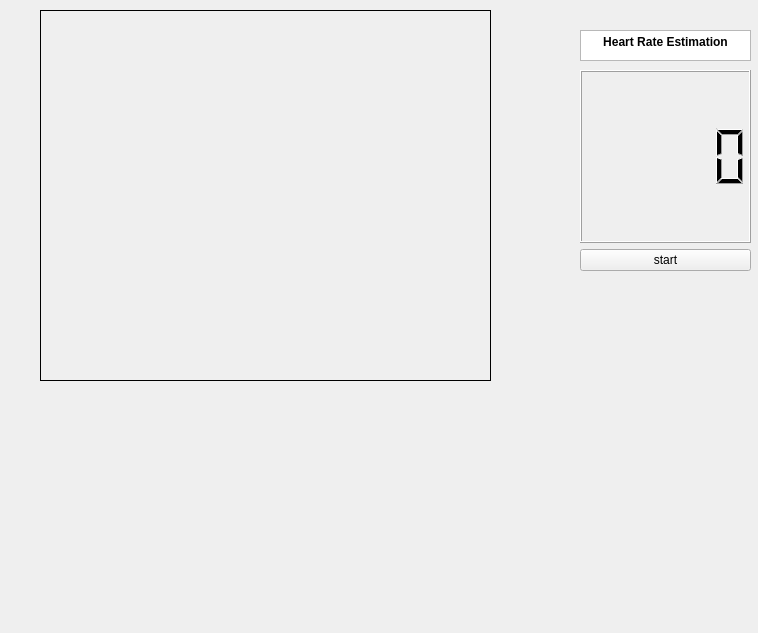
Douissi/HeartRate, file heart_rate/qcvwidget.ui: the form before one commit.
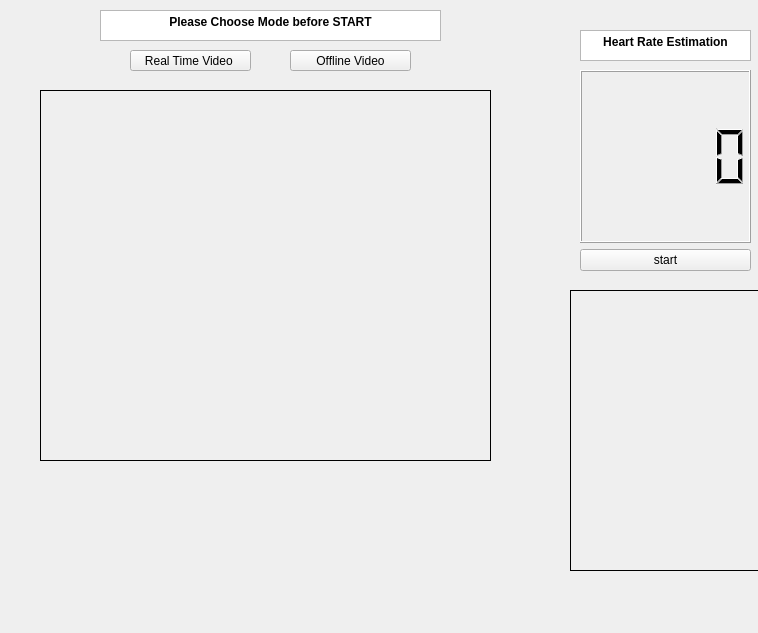
The form after the commit.

Commit message: [2020-06-30] : improve GUI for skin detection

The edit to the form file:
```diff
--- a/heart_rate/qcvwidget.ui
+++ b/heart_rate/qcvwidget.ui
@@ -17,7 +17,7 @@
    <property name="geometry">
     <rect>
      <x>40</x>
-     <y>10</y>
+     <y>90</y>
      <width>451</width>
      <height>371</height>
     </rect>
@@ -46,7 +46,7 @@
 &lt;p align=&quot;center&quot; style=&quot; margin-top:0px; margin-bottom:0px; margin-left:0px; margin-right:0px; -qt-block-indent:0; text-indent:0px;&quot;&gt;&lt;span style=&quot; font-weight:600;&quot;&gt;Heart Rate Estimation&lt;/span&gt;&lt;/p&gt;&lt;/body&gt;&lt;/html&gt;</string>
    </property>
   </widget>
-  <widget class="QWidget" name="">
+  <widget class="QWidget" name="layoutWidget">
    <property name="geometry">
     <rect>
      <x>580</x>
@@ -68,6 +68,80 @@
     </item>
    </layout>
   </widget>
+  <widget class="QPushButton" name="realTimeMode">
+   <property name="geometry">
+    <rect>
+     <x>130</x>
+     <y>50</y>
+     <width>121</width>
+     <height>21</height>
+    </rect>
+   </property>
+   <property name="contextMenuPolicy">
+    <enum>Qt::ActionsContextMenu</enum>
+   </property>
+   <property name="text">
+    <string>Real Time Video </string>
+   </property>
+  </widget>
+  <widget class="QTextBrowser" name="textUsedMode">
+   <property name="geometry">
+    <rect>
+     <x>100</x>
+     <y>10</y>
+     <width>341</width>
+     <height>31</height>
+    </rect>
+   </property>
+   <property name="html">
+    <string>&lt;!DOCTYPE HTML PUBLIC &quot;-//W3C//DTD HTML 4.0//EN&quot; &quot;http://www.w3.org/TR/REC-html40/strict.dtd&quot;&gt;
+&lt;html&gt;&lt;head&gt;&lt;meta name=&quot;qrichtext&quot; content=&quot;1&quot; /&gt;&lt;style type=&quot;text/css&quot;&gt;
+p, li { white-space: pre-wrap; }
+&lt;/style&gt;&lt;/head&gt;&lt;body style=&quot; font-family:'Sans Serif'; font-size:9pt; font-weight:400; font-style:normal;&quot;&gt;
+&lt;p align=&quot;center&quot; style=&quot; margin-top:0px; margin-bottom:0px; margin-left:0px; margin-right:0px; -qt-block-indent:0; text-indent:0px;&quot;&gt;&lt;span style=&quot; font-weight:600;&quot;&gt;Please Choose Mode before START&lt;/span&gt;&lt;/p&gt;&lt;/body&gt;&lt;/html&gt;</string>
+   </property>
+  </widget>
+  <widget class="QPushButton" name="OfflineMode">
+   <property name="geometry">
+    <rect>
+     <x>290</x>
+     <y>50</y>
+     <width>121</width>
+     <height>21</height>
+    </rect>
+   </property>
+   <property name="contextMenuPolicy">
+    <enum>Qt::ActionsContextMenu</enum>
+   </property>
+   <property name="text">
+    <string>Offline Video</string>
+   </property>
+  </widget>
+  <widget class="QLabel" name="skinDetected">
+   <property name="geometry">
+    <rect>
+     <x>570</x>
+     <y>290</y>
+     <width>191</width>
+     <height>281</height>
+    </rect>
+   </property>
+   <property name="styleSheet">
+    <string notr="true">border: 1px solid;</string>
+   </property>
+   <property name="text">
+    <string/>
+   </property>
+  </widget>
+  <zorder>labelView</zorder>
+  <zorder>textBrowser</zorder>
+  <zorder>layoutWidget</zorder>
+  <zorder>pushButtonPlay</zorder>
+  <zorder>lcdNumber</zorder>
+  <zorder>realTimeMode</zorder>
+  <zorder>textUsedMode</zorder>
+  <zorder>OfflineMode</zorder>
+  <zorder>skinDetected</zorder>
  </widget>
  <resources/>
  <connections/>
```
The commit also changes 46 other files.
